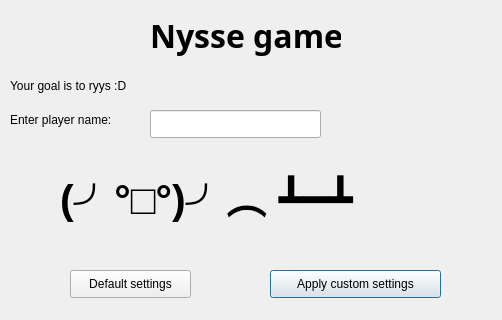
The window that Game/dialoggamesettings.ui (VilleTilj/Coding-projects) describes before a commit, drawn with Qt 5.
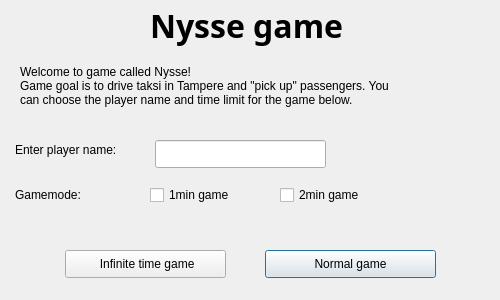
The same window after the commit.

Commit message: Add game timelimit to mainwindow and display it.

```diff
--- a/Game/dialoggamesettings.ui
+++ b/Game/dialoggamesettings.ui
@@ -6,45 +6,48 @@
    <rect>
     <x>0</x>
     <y>0</y>
-    <width>502</width>
-    <height>320</height>
+    <width>500</width>
+    <height>300</height>
    </rect>
   </property>
   <property name="windowTitle">
    <string>Dialog</string>
   </property>
-  <widget class="QPushButton" name="customSettings">
+  <property name="layoutDirection">
+   <enum>Qt::LeftToRight</enum>
+  </property>
+  <widget class="QPushButton" name="normalGameButton">
    <property name="geometry">
     <rect>
-     <x>270</x>
-     <y>270</y>
+     <x>265</x>
+     <y>250</y>
      <width>171</width>
      <height>28</height>
     </rect>
    </property>
    <property name="text">
-    <string>Apply custom settings</string>
+    <string>Normal game</string>
    </property>
   </widget>
   <widget class="QPushButton" name="defaultButton">
    <property name="geometry">
     <rect>
-     <x>70</x>
-     <y>270</y>
-     <width>121</width>
+     <x>65</x>
+     <y>250</y>
+     <width>161</width>
      <height>28</height>
     </rect>
    </property>
    <property name="text">
-    <string>Default settings</string>
+    <string> Infinite time game</string>
    </property>
   </widget>
   <widget class="QLabel" name="label">
    <property name="geometry">
     <rect>
      <x>150</x>
-     <y>0</y>
-     <width>191</width>
+     <y>-10</y>
+     <width>200</width>
      <height>71</height>
     </rect>
    </property>
@@ -63,21 +66,21 @@
   <widget class="QLabel" name="label_2">
    <property name="geometry">
     <rect>
-     <x>10</x>
-     <y>30</y>
-     <width>171</width>
-     <height>111</height>
+     <x>15</x>
+     <y>180</y>
+     <width>90</width>
+     <height>30</height>
     </rect>
    </property>
    <property name="text">
-    <string>Your goal is to ryys :D</string>
+    <string>Gamemode: </string>
    </property>
   </widget>
   <widget class="QLabel" name="label_3">
    <property name="geometry">
     <rect>
-     <x>10</x>
-     <y>110</y>
+     <x>15</x>
+     <y>140</y>
      <width>161</width>
      <height>20</height>
     </rect>
@@ -89,8 +92,8 @@
   <widget class="QLineEdit" name="lineEdit">
    <property name="geometry">
     <rect>
-     <x>150</x>
-     <y>110</y>
+     <x>155</x>
+     <y>140</y>
      <width>171</width>
      <height>28</height>
     </rect>
@@ -99,24 +102,45 @@
     <string/>
    </property>
   </widget>
+  <widget class="QCheckBox" name="checkBox1min">
+   <property name="geometry">
+    <rect>
+     <x>150</x>
+     <y>180</y>
+     <width>100</width>
+     <height>30</height>
+    </rect>
+   </property>
+   <property name="text">
+    <string>1min game</string>
+   </property>
+  </widget>
+  <widget class="QCheckBox" name="checkBox2min">
+   <property name="geometry">
+    <rect>
+     <x>280</x>
+     <y>180</y>
+     <width>100</width>
+     <height>30</height>
+    </rect>
+   </property>
+   <property name="text">
+    <string>2min game</string>
+   </property>
+  </widget>
   <widget class="QLabel" name="label_4">
    <property name="geometry">
     <rect>
-     <x>60</x>
-     <y>150</y>
-     <width>391</width>
-     <height>91</height>
+     <x>20</x>
+     <y>50</y>
+     <width>471</width>
+     <height>71</height>
     </rect>
    </property>
-   <property name="font">
-    <font>
-     <pointsize>31</pointsize>
-     <weight>75</weight>
-     <bold>true</bold>
-    </font>
-   </property>
    <property name="text">
-    <string>(╯°□°)╯︵ ┻━┻</string>
+    <string>Welcome to game called Nysse! 
+Game goal is to drive taksi in Tampere and &quot;pick up&quot; passengers. You 
+can choose the player name and time limit for the game below.</string>
    </property>
   </widget>
  </widget>
```
Left out of the diff: 2 changed lines with no effect on the pictures. The commit also changes 5 other files.
